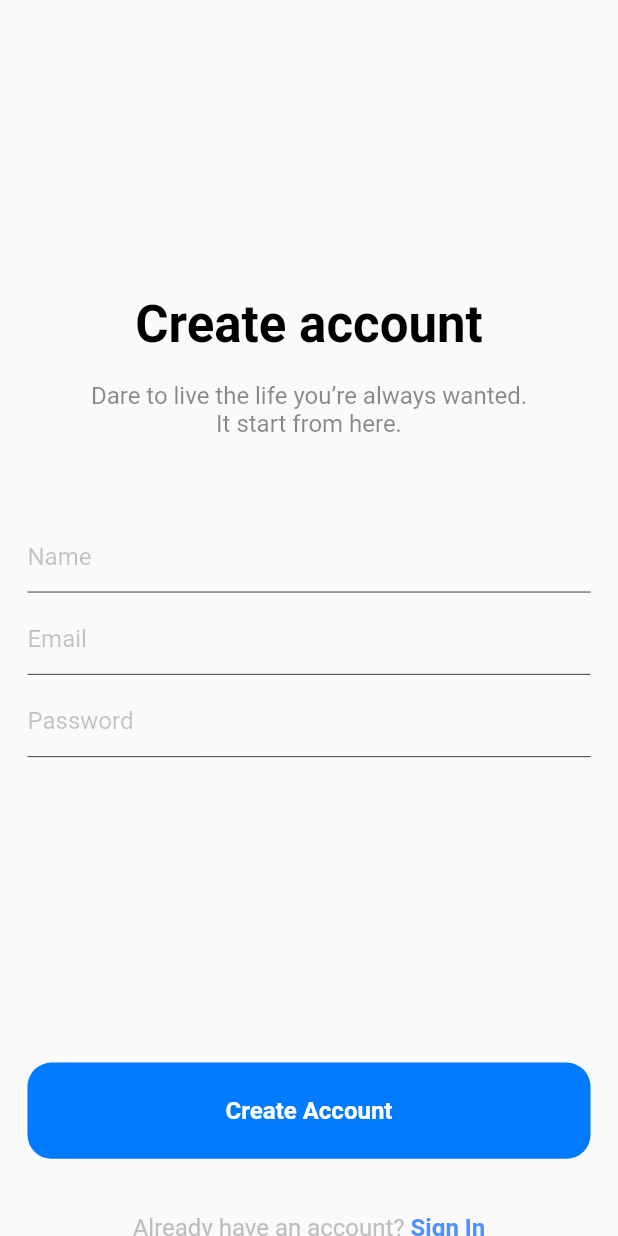
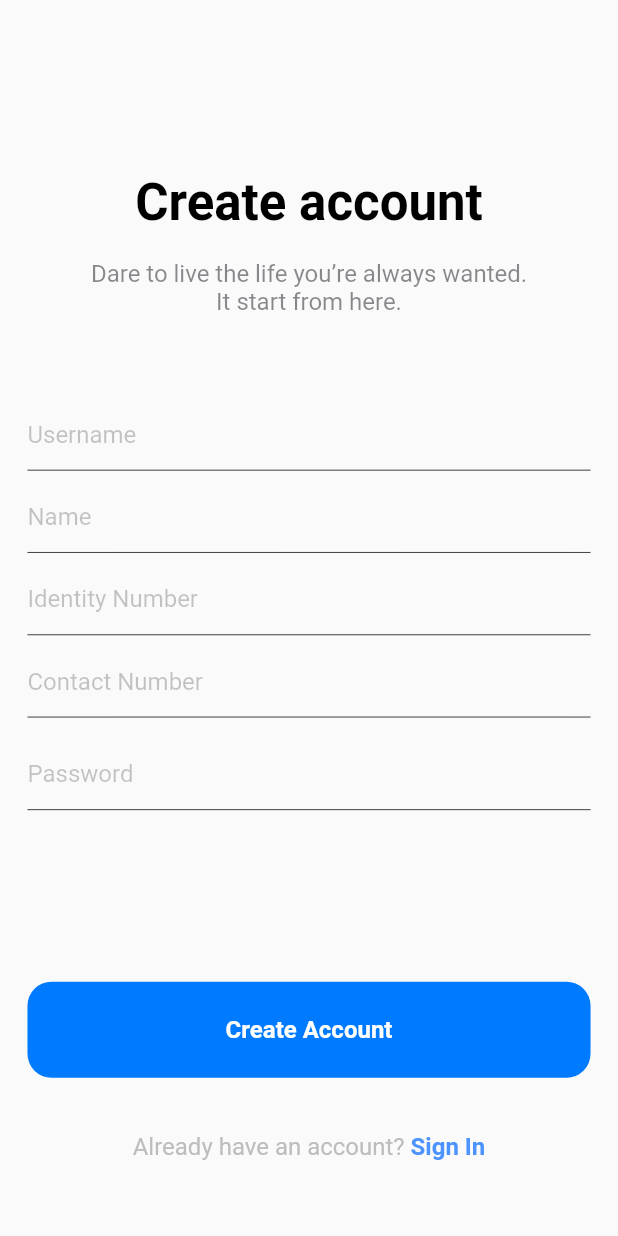
Before and after one commit to IrfanAhmadAsqolani/TravelMate_Mobile, a Flutter app: the RegisterPage screen opened by its route, on a phone screen of 412 x 824 dp. Run offline on Flutter 3.47's test engine with Material 2 defaults, Android fonts, the phone set to English and light mode, and no system bars; our stand-ins replace cached_network_image, date_time_picker, dio, equatable, flutter_screenutil, flutter_svg and 4 more; accounts and stored records are empty; Roboto replaces fonts that are missing (SFPro); project files that could hold a hidden picture were left out.

Commit message:
Add register functionality

```diff
--- a/lib/features/register/pages/register_page.dart
+++ b/lib/features/register/pages/register_page.dart
@@ -1,22 +1,43 @@
 import 'package:flutter/material.dart';
 import 'package:travelmate/components/components.dart';
 import 'package:travelmate/dependencies/dependencies.dart';
-import 'package:travelmate/features/onboarding/pages/onboarding_page.dart';
+import 'package:travelmate/helpers/helpers.dart';
+import 'package:travelmate/models/authentication/authentication.dart';
 import 'package:travelmate/utils/utils.dart';
+
+import '../../../authentication/authentication.dart';
 
 const String registerPageRoute = '/register-page';
 
-class RegisterPage extends StatelessWidget {
+class RegisterPage extends StatefulWidget {
   const RegisterPage({Key? key}) : super(key: key);
+
+  @override
+  State<RegisterPage> createState() => _RegisterPageState();
+}
+
+class _RegisterPageState extends State<RegisterPage> {
+  final TextEditingController _usernameController = TextEditingController();
+  final TextEditingController _nameController = TextEditingController();
+  final TextEditingController _identityNumberController =
+      TextEditingController();
+  final TextEditingController _contactNumberController =
+      TextEditingController();
+  final TextEditingController _passwordController = TextEditingController();
+
+  final authManager = Get.find<AuthenticationManager>();
+  final GlobalKey<FormState> _formKey = GlobalKey<FormState>();
 
   @override
   Widget build(BuildContext context) {
     return Scaffold(
       body: SingleChildScrollView(
         padding: EdgeInsets.symmetric(horizontal: 16.w),
+        child: Form(
+          key: _formKey,
           child: Column(
             children: [
-            SizedBox(height: 171.w),
+              SizedBox(height: 100.w),
               Text(
                 'Create account',
                 style: TextStyles.heading1(),
@@ -31,24 +52,62 @@ class RegisterPage extends StatelessWidget {
               ),
               SizedBox(height: 48.w),
               TextFormField(
-              decoration: CustomInputDecoration.defaultDecoration('Name'),
+                controller: _usernameController,
+                decoration: CustomInputDecoration.defaultDecoration('Username'),
+                validator: ValidationHelper.emptyFormValidation,
               ),
               SizedBox(height: 6.w),
               TextFormField(
-              decoration: CustomInputDecoration.defaultDecoration('Email'),
+                controller: _nameController,
+                decoration: CustomInputDecoration.defaultDecoration('Name'),
+                validator: ValidationHelper.emptyFormValidation,
               ),
               SizedBox(height: 6.w),
               TextFormField(
+                controller: _identityNumberController,
+                decoration: CustomInputDecoration.defaultDecoration(
+                  'Identity Number',
+                ),
+                validator: ValidationHelper.numberValidation,
+              ),
+              SizedBox(height: 6.w),
+              TextFormField(
+                controller: _contactNumberController,
+                decoration: CustomInputDecoration.defaultDecoration(
+                  'Contact Number',
+                ),
+                validator: ValidationHelper.numberValidation,
+              ),
+              SizedBox(height: 6.w),
+              SizedBox(height: 6.w),
+              TextFormField(
+                controller: _passwordController,
                 decoration: CustomInputDecoration.defaultDecoration('Password'),
+                obscureText: true,
+                validator: ValidationHelper.emptyFormValidation,
               ),
-            SizedBox(height: 178.w),
-            CustomButton.info(
+              SizedBox(height: 100.w),
+              Obx(
+                () => CustomButton.info(
                   text: 'Create Account',
                   margin: EdgeInsets.zero,
+                  isLoading: authManager.isLoginLoading.value,
                   onTap: () {
-                // TODO(adityandar): change to logic of register
-                Get.offNamedUntil(onboardingPageRoute, (route) => false);
+                    if (_formKey.currentState?.validate() ?? false) {
+                      Get.find<AuthenticationManager>().register(
+                        param: RegisterParam(
+                          username: _usernameController.text,
+                          fullName: _nameController.text,
+                          identityNumber:
+                              int.tryParse(_identityNumberController.text) ?? 0,
+                          contactNumber:
+                              int.tryParse(_contactNumberController.text) ?? 0,
+                          password: _passwordController.text,
+                        ),
+                      );
+                    }
                   },
+                ),
               ),
               SizedBox(height: 32.w),
               RowTextButton(
@@ -61,6 +120,7 @@ class RegisterPage extends StatelessWidget {
             ],
           ),
         ),
+      ),
     );
   }
 }
--- a/lib/helpers/helpers.dart
+++ b/lib/helpers/helpers.dart
@@ -1 +1,2 @@
 export 'date_helper.dart';
+export 'validation_helper.dart';
--- /dev/null
+++ b/lib/helpers/validation_helper.dart
@@ -0,0 +1,20 @@
+class ValidationHelper {
+  ValidationHelper._();
+
+  static String? emptyFormValidation(String? val) {
+    if (val?.isEmpty ?? true) {
+      return "Data must be filled";
+    }
+    return null;
+  }
+
+  static String? numberValidation(String? val) {
+    if (val?.isEmpty ?? true) {
+      return "Data must be filled";
+    }
+    if (int.tryParse(val ?? '') == null) {
+      return 'Data must be number';
+    }
+    return null;
+  }
+}
--- a/lib/models/authentication/authentication.dart
+++ b/lib/models/authentication/authentication.dart
@@ -1 +1,2 @@
 export 'login_param.dart';
+export 'register_param.dart';
--- /dev/null
+++ b/lib/models/authentication/register_param.dart
@@ -0,0 +1,26 @@
+class RegisterParam {
+  final String username;
+  final String fullName;
+  final int identityNumber;
+  final String password;
+  final int contactNumber;
+
+  const RegisterParam({
+    required this.username,
+    required this.fullName,
+    required this.identityNumber,
+    required this.password,
+    required this.contactNumber,
+  });
+
+  Map<String, dynamic> toMap() {
+    return {
+      'username': username,
+      'fullname': fullName,
+      'identity_number': identityNumber,
+      'password': password,
+      'contact_number': contactNumber,
+      'interests': '0',
+    };
+  }
+}
```
Also changed, not shown: lib/authentication/authentication_manager.dart (+31 -2 lines), lib/features/login/pages/login_page.dart (+2 -6 lines). Lines whose indentation alone changed are shown as unchanged.
